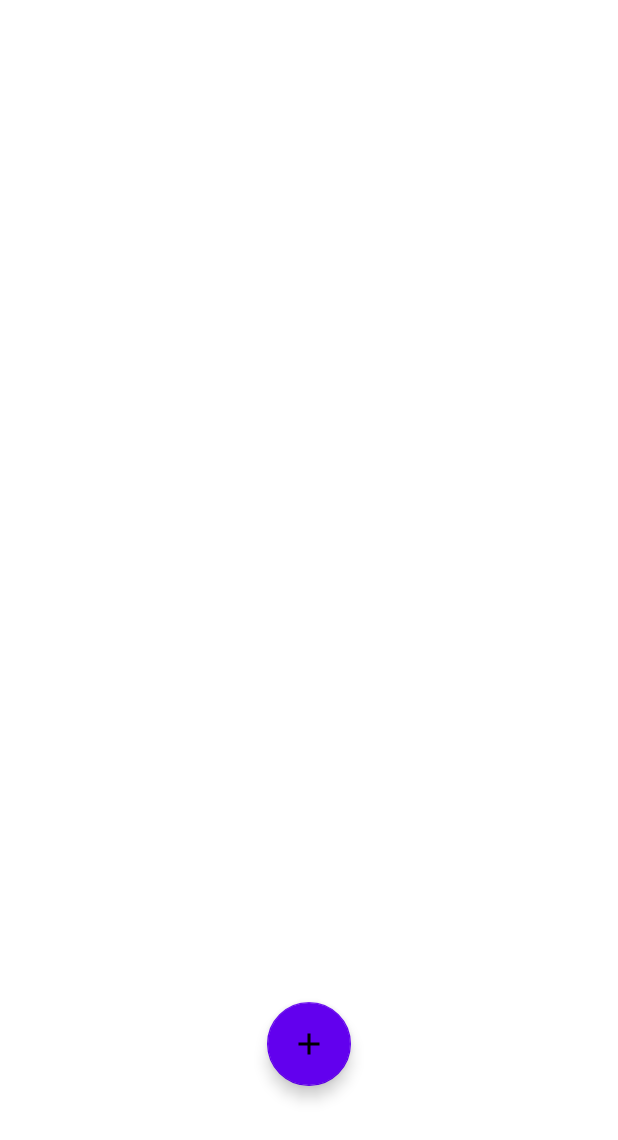
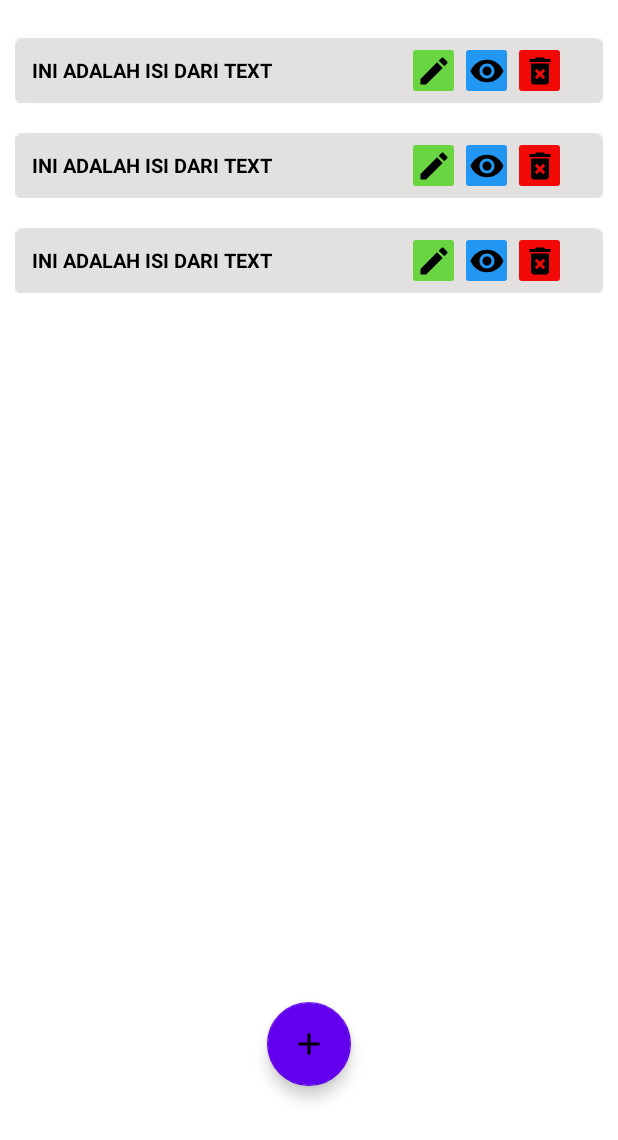
Before and after one commit to Mammuasyir/CRUD-with-rest-API, an Android app: the layout fragment_satpam_paket.xml on its own in the app's theme, with its tools: preview values and no code run, on a phone screen of 412 x 824 dp. Shown: the top 1140 px of the screen. Run offline under Robolectric (Android 15) with nearby library versions, the light colour scheme and no system bars.

Commit message:
get paket satpam dan dialog detail satpam

```diff
--- a/app/src/main/java/com/rival/my_packet/api/ApiServices.kt
+++ b/app/src/main/java/com/rival/my_packet/api/ApiServices.kt
@@ -2,6 +2,7 @@ package com.rival.my_packet.api
 
 import com.rival.my_packet.model.ResponseDashboard
 import com.rival.my_packet.model.ResponseLanding
+import com.rival.my_packet.model.ResponseSatpam
 import com.rival.my_packet.model.user.ResponseUser
 import retrofit2.Call
 import retrofit2.http.Field
@@ -32,4 +33,7 @@ interface ApiServices {
 
     @GET("dashboard")
     fun getdashboard(): Call<ResponseDashboard>
+
+    @GET("paket-status/satpam")
+    fun getpaketSatpam(): Call<ResponseSatpam>
 }
--- /dev/null
+++ b/app/src/main/res/drawable/ic_delete.xml
@@ -0,0 +1,5 @@
+<vector android:height="24dp" android:tint="#000000"
+    android:viewportHeight="24" android:viewportWidth="24"
+    android:width="24dp" xmlns:android="http://schemas.android.com/apk/res/android">
+    <path android:fillColor="@android:color/white" android:pathData="M6,19c0,1.1 0.9,2 2,2h8c1.1,0 2,-0.9 2,-2L18,7L6,7v12zM8.46,11.88l1.41,-1.41L12,12.59l2.12,-2.12 1.41,1.41L13.41,14l2.12,2.12 -1.41,1.41L12,15.41l-2.12,2.12 -1.41,-1.41L10.59,14l-2.13,-2.12zM15.5,4l-1,-1h-5l-1,1L5,4v2h14L19,4z"/>
+</vector>
--- /dev/null
+++ b/app/src/main/res/drawable/ic_detail.xml
@@ -0,0 +1,5 @@
+<vector android:height="24dp" android:tint="#000000"
+    android:viewportHeight="24" android:viewportWidth="24"
+    android:width="24dp" xmlns:android="http://schemas.android.com/apk/res/android">
+    <path android:fillColor="@android:color/white" android:pathData="M12,4.5C7,4.5 2.73,7.61 1,12c1.73,4.39 6,7.5 11,7.5s9.27,-3.11 11,-7.5c-1.73,-4.39 -6,-7.5 -11,-7.5zM12,17c-2.76,0 -5,-2.24 -5,-5s2.24,-5 5,-5 5,2.24 5,5 -2.24,5 -5,5zM12,9c-1.66,0 -3,1.34 -3,3s1.34,3 3,3 3,-1.34 3,-3 -1.34,-3 -3,-3z"/>
+</vector>
--- a/app/src/main/res/layout/fragment_satpam_paket.xml
+++ b/app/src/main/res/layout/fragment_satpam_paket.xml
@@ -4,11 +4,21 @@
     android:layout_width="match_parent"
     android:layout_height="match_parent"
     xmlns:app="http://schemas.android.com/apk/res-auto"
-    tools:context=".ui.paket.SatpamPaketFragment">
+    tools:context=".ui.paket.SatpamPaketFragment"
+    >
 
-    <androidx.recyclerview.widget.RecyclerView
+    <ScrollView
         android:layout_width="match_parent"
-        android:layout_height="match_parent"/>
+        android:layout_height="590dp"
+        android:layout_marginTop="15dp">
+
+        <androidx.recyclerview.widget.RecyclerView
+            android:id="@+id/rv_satpam"
+
+            android:layout_width="match_parent"
+            android:layout_height="match_parent"
+            tools:listitem="@layout/item_satpam" />
+    </ScrollView>
 
     <com.google.android.material.floatingactionbutton.FloatingActionButton
         android:id="@+id/fab"
--- /dev/null
+++ b/app/src/main/res/layout/item_satpam.xml
@@ -0,0 +1,74 @@
+<?xml version="1.0" encoding="utf-8"?>
+<RelativeLayout xmlns:android="http://schemas.android.com/apk/res/android"
+    xmlns:app="http://schemas.android.com/apk/res-auto"
+    android:layout_width="match_parent"
+    android:layout_height="wrap_content"
+    android:padding="10dp">
+
+    <androidx.cardview.widget.CardView
+        android:layout_width="match_parent"
+        android:layout_height="43dp"
+        android:backgroundTint="#E3E0E0"
+        app:cardCornerRadius="7dp">
+
+        <androidx.constraintlayout.widget.ConstraintLayout
+            android:layout_width="match_parent"
+            android:layout_height="match_parent"
+            android:layout_gravity="center_vertical"
+            android:paddingLeft="3dp">
+
+            <TextView
+                android:id="@+id/txt_title"
+                android:layout_width="250dp"
+                android:layout_height="match_parent"
+                android:layout_marginStart="8dp"
+                android:gravity="center_vertical"
+                android:text="INI ADALAH ISI DARI TEXT"
+                android:textSize="13dp"
+                android:textStyle="bold"
+                android:textColor="@color/black"
+                app:layout_constraintBottom_toBottomOf="parent"
+                app:layout_constraintStart_toStartOf="parent"
+                app:layout_constraintTop_toTopOf="parent" />
+
+            <ImageButton
+                android:id="@+id/btn_edit"
+                android:layout_width="35dp"
+                android:layout_height="39dp"
+                android:backgroundTint="#69D641"
+                android:src="@drawable/ic_edit"
+                app:layout_constraintBottom_toBottomOf="parent"
+                app:layout_constraintEnd_toEndOf="parent"
+                app:layout_constraintHorizontal_bias="0"
+                app:layout_constraintStart_toEndOf="@+id/txt_title"
+                app:layout_constraintTop_toTopOf="parent" />
+
+            <ImageButton
+                android:id="@+id/btn_detail"
+                android:layout_width="35dp"
+                android:layout_height="39dp"
+                android:backgroundTint="#2196F3"
+                android:src="@drawable/ic_detail"
+                app:layout_constraintBottom_toBottomOf="parent"
+                app:layout_constraintEnd_toEndOf="parent"
+                app:layout_constraintHorizontal_bias="0"
+                app:layout_constraintStart_toEndOf="@+id/btn_edit"
+                app:layout_constraintTop_toTopOf="parent" />
+
+            <ImageButton
+                android:layout_width="35dp"
+                android:layout_height="39dp"
+                android:backgroundTint="#F40909"
+                android:src="@drawable/ic_delete"
+                android:id="@+id/btn_delete"
+                app:layout_constraintBottom_toBottomOf="parent"
+                app:layout_constraintEnd_toEndOf="parent"           app:layout_constraintHorizontal_bias="0"
+                app:layout_constraintStart_toEndOf="@+id/btn_detail"
+                app:layout_constraintTop_toTopOf="parent" />
+
+
+        </androidx.constraintlayout.widget.ConstraintLayout>
+    </androidx.cardview.widget.CardView>
+
+
+</RelativeLayout>
```
Also changed, not shown: app/src/main/java/com/rival/my_packet/adapter/SatpamAdapter.kt (added, +62 -0 lines), app/src/main/java/com/rival/my_packet/model/ResponseSatpam.kt (added, +49 -0 lines), app/src/main/java/com/rival/my_packet/ui/paket/SatpamPaketFragment.kt (+49 -2 lines), 1 other file.
